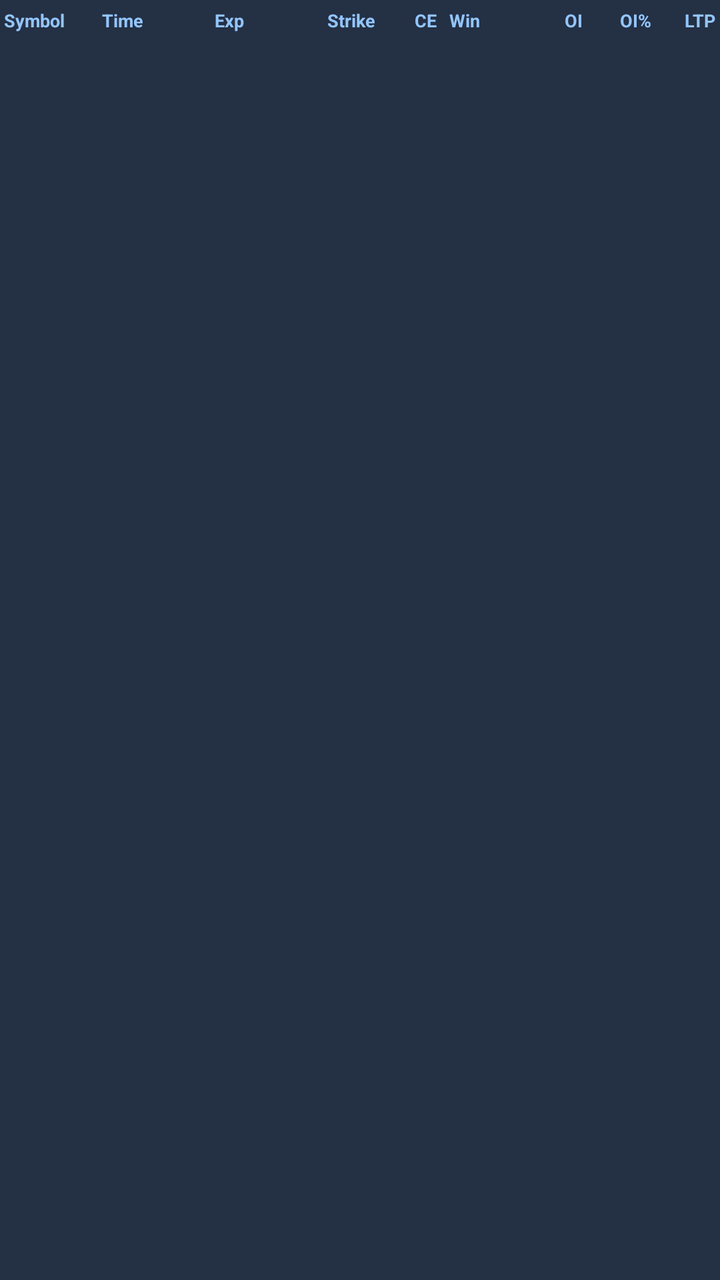
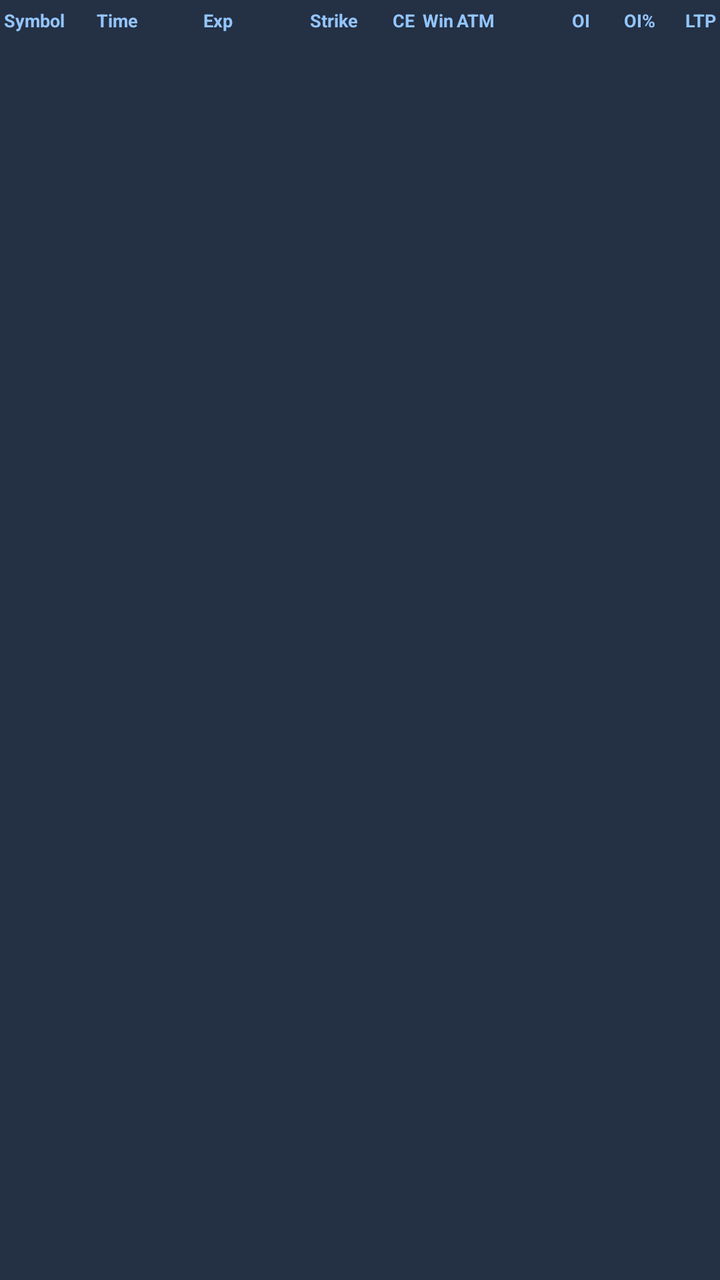

Screens rendered from an Android XML layout before and after an edit, with the pre-edit source and the edit as a unified diff.
<!-- AndroidManifest.xml: application theme Theme.OISpikeDetector -->
<!-- res/layout/table_header.xml -->
<?xml version="1.0" encoding="utf-8"?>
<LinearLayout xmlns:android="http://schemas.android.com/apk/res/android"
    android:layout_width="match_parent"
    android:layout_height="wrap_content"
    android:orientation="horizontal"
    android:paddingTop="4dp"
    android:paddingBottom="4dp"
    android:paddingLeft="2dp"
    android:paddingRight="2dp"
    android:background="#243044">

    <TextView android:id="@+id/hdrSymbol" android:layout_width="0dp" android:layout_height="wrap_content"
        android:layout_weight="1.0" android:text="Symbol" android:textColor="#93C5FD" android:textSize="9sp" android:textStyle="bold" />
    <TextView android:id="@+id/hdrTime" android:layout_width="0dp" android:layout_height="wrap_content"
        android:layout_weight="1.15" android:text="Time" android:textColor="#93C5FD" android:textSize="9sp" android:textStyle="bold" />
    <TextView android:id="@+id/hdrExpiry" android:layout_width="0dp" android:layout_height="wrap_content"
        android:layout_weight="1.15" android:text="Exp" android:textColor="#93C5FD" android:textSize="9sp" android:textStyle="bold" />
    <TextView android:id="@+id/hdrStrike" android:layout_width="0dp" android:layout_height="wrap_content"
        android:layout_weight="0.8" android:text="Strike" android:textColor="#93C5FD" android:textSize="9sp" android:textStyle="bold" />
    <TextView android:id="@+id/hdrType" android:layout_width="0dp" android:layout_height="wrap_content"
        android:layout_weight="0.4" android:text="CE" android:textColor="#93C5FD" android:textSize="9sp" android:textStyle="bold" android:gravity="center" />
    <TextView android:id="@+id/hdrWin" android:layout_width="0dp" android:layout_height="wrap_content"
        android:layout_weight="0.4" android:text="Win" android:textColor="#93C5FD" android:textSize="9sp" android:textStyle="bold" android:gravity="center" />
    <TextView android:id="@+id/hdrOi" android:layout_width="0dp" android:layout_height="wrap_content"
        android:layout_weight="1.0" android:text="OI" android:textColor="#93C5FD" android:textSize="9sp" android:textStyle="bold" android:gravity="end" />
    <TextView android:id="@+id/hdrOiPct" android:layout_width="0dp" android:layout_height="wrap_content"
        android:layout_weight="0.7" android:text="OI%" android:textColor="#93C5FD" android:textSize="9sp" android:textStyle="bold" android:gravity="end" />
    <TextView android:id="@+id/hdrLtp" android:layout_width="0dp" android:layout_height="wrap_content"
        android:layout_weight="0.65" android:text="LTP" android:textColor="#93C5FD" android:textSize="9sp" android:textStyle="bold" android:gravity="end" />
</LinearLayout>
<!-- resources referenced by this layout -->
<resources>
  <style name="Theme.OISpikeDetector" parent="Theme.AppCompat.DayNight.DarkActionBar">
          <item name="colorPrimary">#3B82F6</item>
          <item name="colorPrimaryDark">#1D4ED8</item>
          <item name="colorAccent">#3B82F6</item>
          <item name="android:statusBarColor">#0F1419</item>
          <item name="android:windowBackground">#0F1419</item>
      </style>
</resources>

<!-- the commit's change to res/layout/table_header.xml (unified diff, before → after) -->
@@ -20,7 +20,9 @@
     <TextView android:id="@+id/hdrType" android:layout_width="0dp" android:layout_height="wrap_content"
         android:layout_weight="0.4" android:text="CE" android:textColor="#93C5FD" android:textSize="9sp" android:textStyle="bold" android:gravity="center" />
     <TextView android:id="@+id/hdrWin" android:layout_width="0dp" android:layout_height="wrap_content"
-        android:layout_weight="0.4" android:text="Win" android:textColor="#93C5FD" android:textSize="9sp" android:textStyle="bold" android:gravity="center" />
+        android:layout_weight="0.35" android:text="Win" android:textColor="#93C5FD" android:textSize="9sp" android:textStyle="bold" android:gravity="center" />
+    <TextView android:id="@+id/hdrAtm" android:layout_width="0dp" android:layout_height="wrap_content"
+        android:layout_weight="0.45" android:text="ATM" android:textColor="#93C5FD" android:textSize="9sp" android:textStyle="bold" android:gravity="center" />
     <TextView android:id="@+id/hdrOi" android:layout_width="0dp" android:layout_height="wrap_content"
         android:layout_weight="1.0" android:text="OI" android:textColor="#93C5FD" android:textSize="9sp" android:textStyle="bold" android:gravity="end" />
     <TextView android:id="@+id/hdrOiPct" android:layout_width="0dp" android:layout_height="wrap_content"
